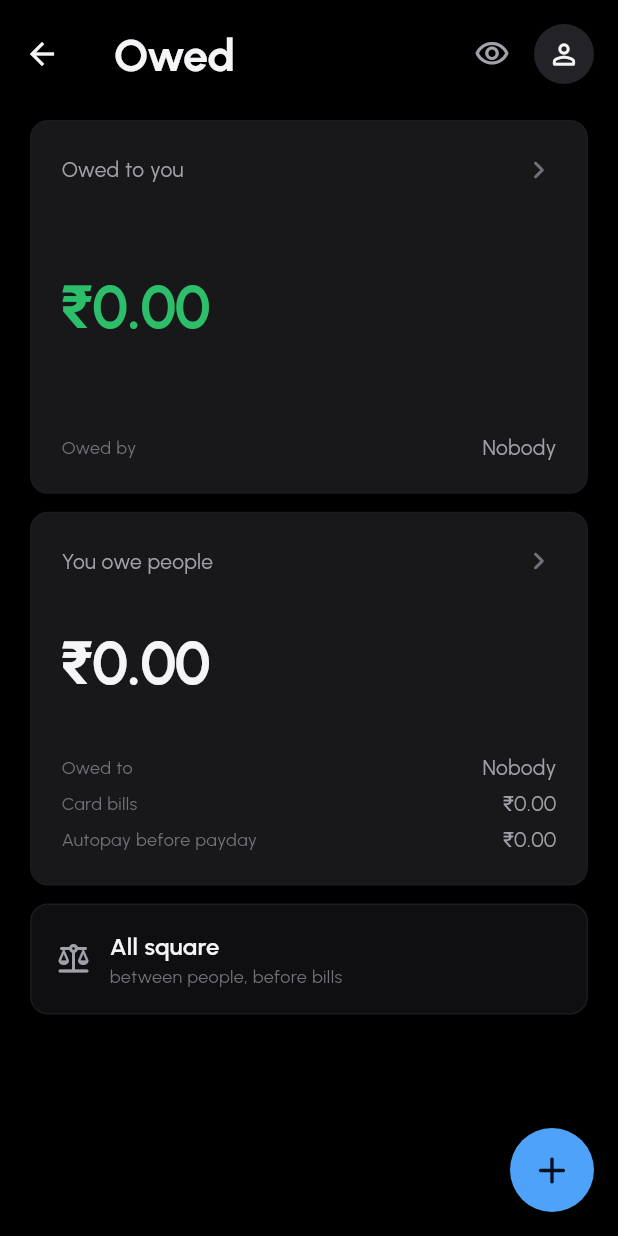
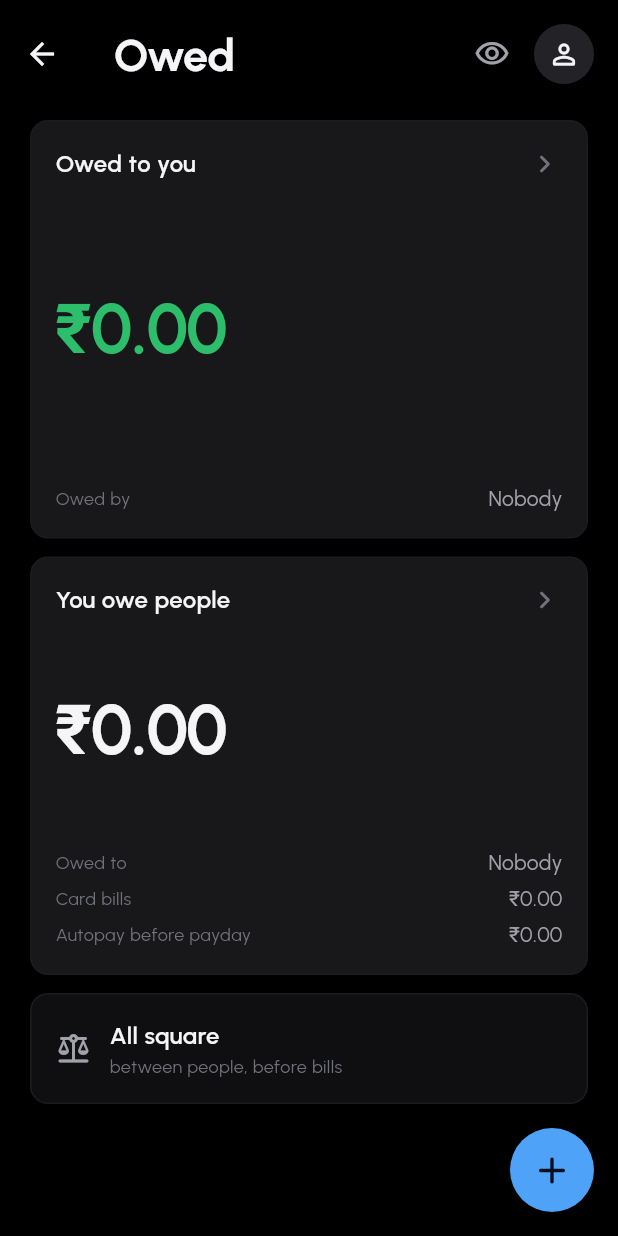
Before and after one commit to scap3sh4rk/Rivero, a Flutter app: the OwedScreen screen opened directly, on a phone screen of 412 x 824 dp. Run offline on Flutter 3.47's test engine with Material 3 defaults, Android fonts, the phone set to English and light mode, and no system bars; our stand-ins replace animated_flip_counter, drift, file_picker, flutter_animate, flutter_riverpod, flutter_secure_storage and 3 more; missing offline and left inert: cryptography, extension_google_sign_in_as_googleapis_auth, google_mlkit_text_recognition, googleapis, sqlite3; accounts and stored records are empty; generated files the repository leaves out were written again.

Commit message:
ui(owed): the two frames and the net line fit one screen, larger amounts, no scrolling

```diff
--- a/lib/features/owed/owed_screen.dart
+++ b/lib/features/owed/owed_screen.dart
@@ -55,7 +55,6 @@ class OwedScreen extends ConsumerWidget {
         .where((d) => d.status == DueStatus.open && d.kind == DueKind.borrowed)
         .toList();
     final net = owedToYou - youOwe;
-    final minH = MediaQuery.sizeOf(context).height * 0.30;
 
     Widget stat(String label, String value) => Padding(
       padding: const EdgeInsets.only(top: RiveroSpacing.xs),
@@ -87,17 +86,20 @@ class OwedScreen extends ConsumerWidget {
         tooltip: 'Add',
         onPressed: () => _chooseKind(context),
       ),
-      body: ListView(
-        padding: EdgeInsets.fromLTRB(
+      // Everything fits on one screen: the two frames share the height
+      // above the net line and the + button; nothing to scroll.
+      body: Padding(
+        padding: const EdgeInsets.fromLTRB(
           RiveroSpacing.xl,
           RiveroSpacing.sm,
           RiveroSpacing.xl,
-          RiveroSpacing.huge + 72 + MediaQuery.paddingOf(context).bottom,
+          88,
         ),
+        child: Column(
           children: [
-          _Total(
+            Expanded(
+              child: _Total(
                 key: const ValueKey('owed-card-to-you'),
-            minHeight: minH,
                 label: 'Owed to you',
                 value: money(owedToYou),
                 valueKey: const ValueKey('owed-total'),
@@ -114,13 +116,16 @@ class OwedScreen extends ConsumerWidget {
                     ),
                 ],
                 onTap: () => Navigator.of(context).push(
-              MaterialPageRoute<void>(builder: (_) => const OwedToYouScreen()),
+                  MaterialPageRoute<void>(
+                    builder: (_) => const OwedToYouScreen(),
+                  ),
+                ),
               ),
             ),
             const SizedBox(height: RiveroSpacing.md),
-          _Total(
+            Expanded(
+              child: _Total(
                 key: const ValueKey('owed-card-you-owe'),
-            minHeight: minH,
                 label: 'You owe people',
                 value: money(youOwe),
                 valueKey: const ValueKey('owe-total'),
@@ -140,6 +145,7 @@ class OwedScreen extends ConsumerWidget {
                 ],
                 onTap: () => Navigator.of(context).push(
                   MaterialPageRoute<void>(builder: (_) => const YouOweScreen()),
+                ),
               ),
             ),
             const SizedBox(height: RiveroSpacing.md),
@@ -186,6 +192,7 @@ class OwedScreen extends ConsumerWidget {
               ),
             ),
           ],
+        ),
       ),
     );
   }
@@ -348,7 +355,6 @@ class _Total extends StatelessWidget {
     required this.value,
     required this.valueKey,
     required this.onTap,
-    required this.minHeight,
     required this.details,
     super.key,
     this.color,
@@ -359,27 +365,27 @@ class _Total extends StatelessWidget {
   final Key valueKey;
   final VoidCallback onTap;
   final Color? color;
-  final double minHeight;
   final List<Widget> details;
 
   @override
   Widget build(BuildContext context) => RiveroCard(
     isElevated: true,
     onTap: onTap,
-    padding: const EdgeInsets.all(RiveroSpacing.xl),
-    child: ConstrainedBox(
-      constraints: BoxConstraints(minHeight: minHeight - 2 * RiveroSpacing.xl),
+    child: SizedBox.expand(
       child: Column(
         crossAxisAlignment: CrossAxisAlignment.start,
-        mainAxisAlignment: MainAxisAlignment.spaceBetween,
         children: [
           Row(
             children: [
-              Expanded(child: Text(label, style: RiveroTypography.bodyMedium)),
+              Expanded(child: Text(label, style: RiveroTypography.titleMedium)),
               Icon(Icons.chevron_right_rounded, color: RiveroColors.textMuted),
             ],
           ),
-          FittedBox(
+          // The amount takes the free space and shrinks only if it must.
+          Expanded(
+            child: Align(
+              alignment: Alignment.centerLeft,
+              child: FittedBox(
                 fit: BoxFit.scaleDown,
                 alignment: Alignment.centerLeft,
                 child: Text(
@@ -387,11 +393,13 @@ class _Total extends StatelessWidget {
                   key: valueKey,
                   style: RiveroTypography.financialLarge.copyWith(
                     color: color,
-                fontSize: 40,
+                    fontSize: 46,
                   ),
                 ),
               ),
-          Column(children: details),
+            ),
+          ),
+          ...details,
         ],
       ),
     ),
```
Also changed, not shown: 1 other file. Lines whose indentation alone changed are shown as unchanged.
